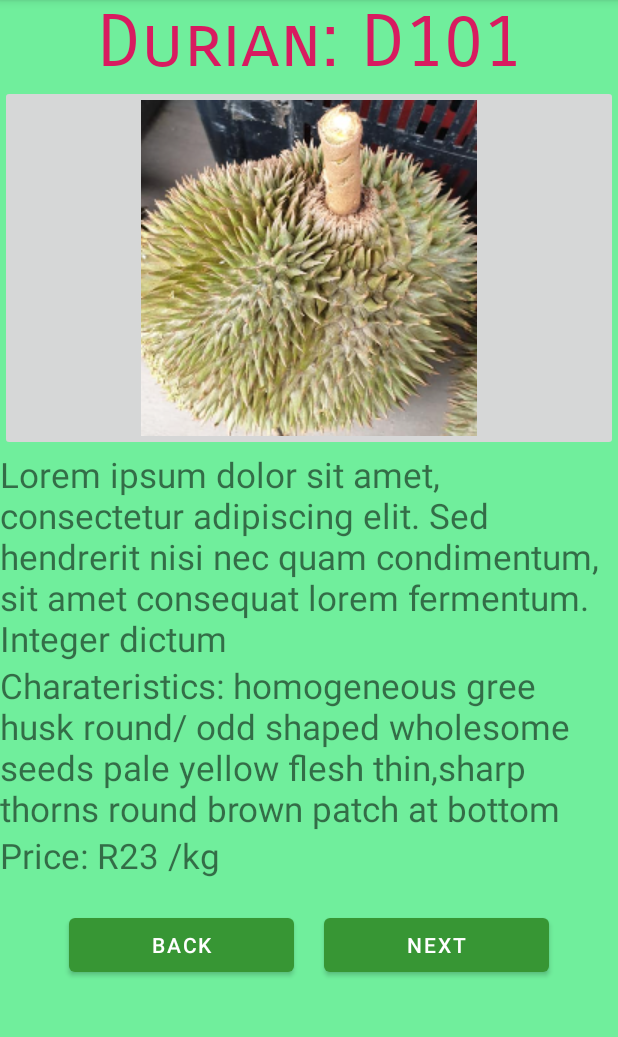
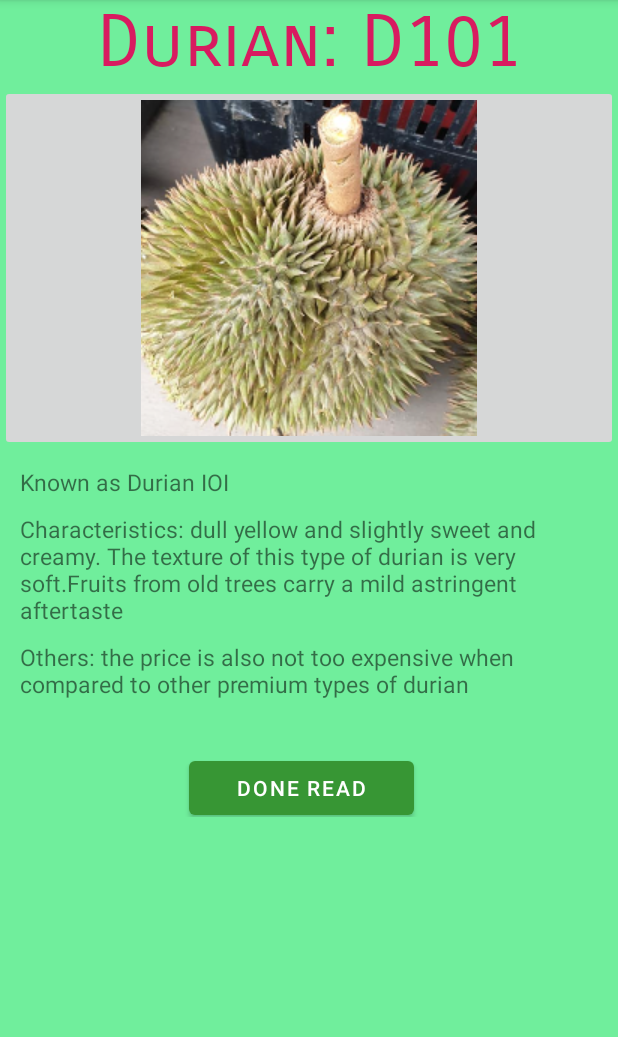
Before and after one commit to zakirzikri12/Fruit_Recognition, an Android app: the ListFruit screen opened directly, with no data from a screen before it, after a tap on "image durian", on a phone screen of 412 x 824 dp, the part 84-1121 px from its top. Run offline under Robolectric (Android 15) with nearby library versions, the phone set to English and light mode, and no system bars.

Commit message:
15th commit: update ui detail fruits

```diff
--- a/app/src/main/java/app/ij/mlwithtensorflowlite/DetailFruits.java
+++ b/app/src/main/java/app/ij/mlwithtensorflowlite/DetailFruits.java
@@ -37,6 +37,9 @@ public class DetailFruits extends AppCompatActivity {
         TextView txtT = findViewById(R.id.txtTitle);
         ImageView imgT = findViewById(R.id.imgTitle);
         TextView txtS = findViewById(R.id.txtStory);
+        TextView txtS1 = findViewById(R.id.txtStory1);
+        TextView txtS2 = findViewById(R.id.txtStory2);
+
 
         Bundle extras = getIntent().getExtras();
         String story  = "Default Story Text";
@@ -46,27 +49,37 @@ public class DetailFruits extends AppCompatActivity {
             if(story.equals("storyA")){
                 txtT.setText("Durian: D101");
                 imgT.setImageResource(R.drawable.d101);
-                txtS.setText("Lorem ipsum dolor sit amet, consectetur adipiscing elit. Sed hendrerit nisi nec quam condimentum, sit amet consequat lorem fermentum. Integer dictum");
+                txtS.setText("Known as Durian IOI");
+                txtS1.setText("Characteristics: dull yellow and slightly sweet and creamy. The texture of this type of durian is very soft.Fruits from old trees carry a mild astringent aftertaste");
+                txtS2.setText("Others: the price is also not too expensive when compared to other premium types of durian");
             }
             else if (story.equals("storyB")){
                 txtT.setText("Durian: D197");
                 imgT.setImageResource(R.drawable.d197);
-                txtS.setText("Lorem ipsum dolor sit amet, consectetur adipiscing elit. Sed hendrerit nisi nec quam condimentum, sit amet consequat lorem fermentum. Integer dictum");
+                txtS.setText("Known as Durian Musang king (king of fruit)");
+                txtS1.setText("Characteristics: The king is known for its thick flesh, small core and melts-in-your-mouth goodness. its long finish has layered complexity, bittersweet in a savoury aftertaste");
+                txtS2.setText("Other: Musang King is often considered one of the best varieties in terms of taste and texture");
             }
             else if (story.equals("storyC")){
                 txtT.setText("Durian: D24");
                 imgT.setImageResource(R.drawable.d24);
-                txtS.setText("Lorem ipsum dolor sit amet, consectetur adipiscing elit. Sed hendrerit nisi nec quam condimentum, sit amet consequat lorem fermentum. Integer dictum");
+                txtS.setText("Also known as Durian Sultan or Durian Bukit Merah");
+                txtS1.setText("Characteristics: Its creamy texture has wholesome yeasty sweetness with a pleasant astringent pull on tongue (strong bitter-sweet). A connoisseur's favorite");
+                txtS2.setText("Others: one of the ways to identify durian D24 is that there is an imperfect space in the middle of the D24 square ");
             }
             else if (story.equals("storyD")){
                 txtT.setText("Durian: D2");
                 imgT.setImageResource(R.drawable.d2);
-                txtS.setText("Durian D2 known as Durian sultan");
+                txtS.setText("Durian D2 known as Dato Nina");
+                txtS1.setText("Characteristics: The fruit is medium in size, slightly oval and the skin is bronze green. The spines of the fruit are short, the skin is thin but difficult to open if the new fruit falls. Fruit stalks are short and large");
+                txtS2.setText("Others: Its golden finish features a mild astringent note complimented by a layer of delicate sweetness");
             }
             else if (story.equals("storyE")){
                 txtT.setText("Durian: D175");
                 imgT.setImageResource(R.drawable.d175);
-                txtS.setText("Lorem ipsum dolor sit amet, consectetur adipiscing elit. Sed hendrerit nisi nec quam condimentum, sit amet consequat lorem fermentum. Integer dictum");
+                txtS.setText("Known as Red Prawn");
+                txtS1.setText("Characteristics: Usually brown skinned, this durian is oval-shaped, short-thorned, and quite difficult to peel because of its thick and hard skin. Tips: The brownish-green skin of Red Shrimp is said to be grown outside of Penang");
+                txtS2.setText("Others:  Dense and concenteres, the Red Prawn has bloom of rich, pungent flavors that leads into a mild astringent aftertaste.");
             }
         }
         btnBack.setOnClickListener(new View.OnClickListener() {
--- a/app/src/main/res/layout/fruit_detail.xml
+++ b/app/src/main/res/layout/fruit_detail.xml
@@ -6,6 +6,8 @@
     android:background="#70ee9c"
     android:orientation="vertical"
     tools:context=".DetailFruits">
+
+
 
     <LinearLayout
         android:layout_width="match_parent"
@@ -38,29 +40,36 @@
             android:layout_gravity="center"
             tools:src="@drawable/durian2" />
 
+
+
         <LinearLayout
             android:layout_width="match_parent"
             android:layout_height="wrap_content"
-            android:orientation="vertical">
+            android:orientation="vertical"
+            android:paddingStart="13dp">
+
 
             <TextView
                 android:id="@+id/txtStory"
                 android:layout_width="match_parent"
                 android:layout_height="wrap_content"
-                android:text="Lorem dasdasdasfasf"
-                android:textSize="23dp" />
+                android:layout_marginTop="10dp"
+                android:text="durian name"
+                android:textSize="15dp" />
             <TextView
                 android:id="@+id/txtStory1"
                 android:layout_width="match_parent"
                 android:layout_height="wrap_content"
-                android:text="Charateristics: homogeneous gree husk round/ odd shaped wholesome seeds pale yellow flesh thin,sharp thorns round brown patch at bottom"
-                android:textSize="23dp" />
+                android:text="characteristics: "
+                android:layout_marginTop="10dp"
+                android:textSize="15dp" />
             <TextView
                 android:id="@+id/txtStory2"
                 android:layout_width="match_parent"
                 android:layout_height="wrap_content"
-                android:text="Price: R23 /kg"
-                android:textSize="23dp" />
+                android:layout_marginTop="10dp"
+                android:text="others:"
+                android:textSize="15dp" />
         </LinearLayout>
 
     </LinearLayout>
@@ -78,13 +87,9 @@
             android:layout_width="150dp"
             android:layout_height="wrap_content"
             android:layout_marginRight="10dp"
-            android:text="Back" />
+            android:layout_marginTop="10dp"
+            android:text="Done Read" />
 
-        <Button
-            android:id="@+id/button4"
-            android:layout_width="150dp"
-            android:layout_marginLeft="10dp"
-            android:layout_height="wrap_content"
-            android:text="Next" />
+
     </LinearLayout>
 </LinearLayout>
```
Also changed, not shown: app/src/main/res/layout/fruit_list.xml (+10 -5 lines), 1 other file.
